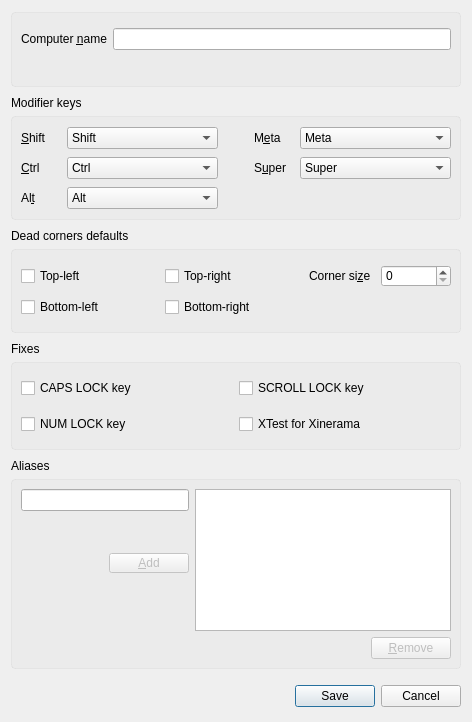
The window that src/gui/src/ScreenSettingsDialogBase.ui (deskflow/deskflow) describes before a commit, drawn with Qt 5.
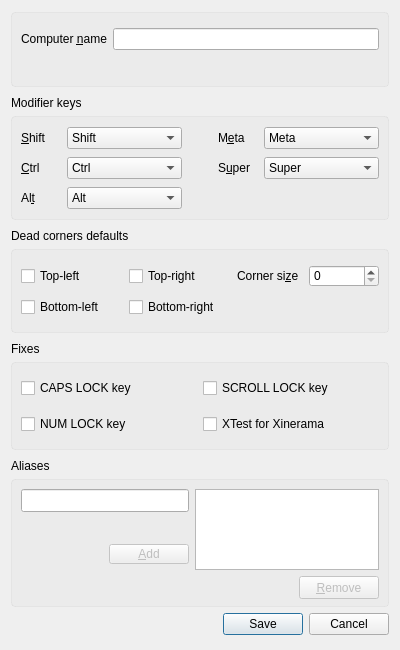
The same window after the commit.

Commit message: SYNERGY-936 Screen settings window size

```diff
--- a/src/gui/src/ScreenSettingsDialogBase.ui
+++ b/src/gui/src/ScreenSettingsDialogBase.ui
@@ -6,8 +6,8 @@
    <rect>
     <x>0</x>
     <y>0</y>
-    <width>472</width>
-    <height>722</height>
+    <width>400</width>
+    <height>650</height>
    </rect>
   </property>
   <property name="sizePolicy">
@@ -19,7 +19,7 @@
   <property name="minimumSize">
    <size>
     <width>400</width>
-    <height>620</height>
+    <height>650</height>
    </size>
   </property>
   <property name="windowTitle">
@@ -804,6 +804,12 @@
         <property name="enabled">
          <bool>false</bool>
         </property>
+        <property name="minimumSize">
+         <size>
+          <width>0</width>
+          <height>23</height>
+         </size>
+        </property>
         <property name="text">
          <string>&amp;Remove</string>
         </property>
@@ -833,7 +839,7 @@
         <property name="minimumSize">
          <size>
           <width>168</width>
-          <height>0</height>
+          <height>23</height>
          </size>
         </property>
         <property name="styleSheet">
@@ -936,19 +942,6 @@
         </property>
        </widget>
       </item>
-      <item row="4" column="0" colspan="2">
-       <spacer name="verticalSpacer">
-        <property name="orientation">
-         <enum>Qt::Vertical</enum>
-        </property>
-        <property name="sizeHint" stdset="0">
-         <size>
-          <width>20</width>
-          <height>0</height>
-         </size>
-        </property>
-       </spacer>
-      </item>
      </layout>
     </widget>
    </item>
@@ -963,7 +956,7 @@
      <property name="sizeHint" stdset="0">
       <size>
        <width>20</width>
-       <height>10</height>
+       <height>0</height>
       </size>
      </property>
     </spacer>
```
The commit also changes 1 other file.
